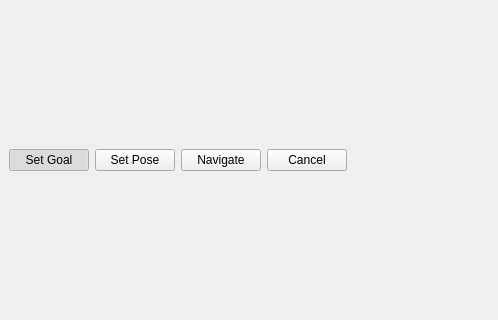
The window that Autonomous-Driving-Demo/ui/mainwindow.ui (FredBill1/CS6422-Autonomous-Driving-Demo) describes before a commit, drawn with Qt 5; both pictures show x 0 to 498 and y 140 to 460 of the 800 by 600 pixel window.
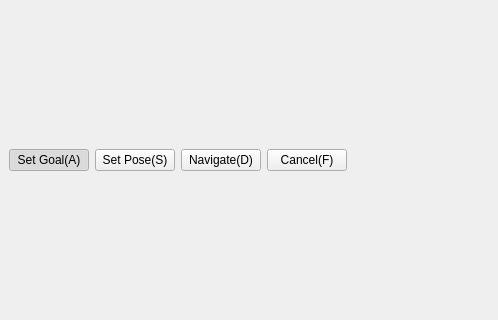
The same window after the commit.

Patch:
```diff
--- a/Autonomous-Driving-Demo/ui/mainwindow.ui
+++ b/Autonomous-Driving-Demo/ui/mainwindow.ui
@@ -36,7 +36,10 @@
       <item>
        <widget class="QPushButton" name="set_goal_button">
         <property name="text">
-         <string>Set Goal</string>
+         <string>Set Goal(A)</string>
+        </property>
+        <property name="shortcut">
+         <string>A</string>
         </property>
         <property name="checkable">
          <bool>true</bool>
@@ -52,7 +55,10 @@
       <item>
        <widget class="QPushButton" name="set_pose_button">
         <property name="text">
-         <string>Set Pose</string>
+         <string>Set Pose(S)</string>
+        </property>
+        <property name="shortcut">
+         <string>S</string>
         </property>
         <property name="checkable">
          <bool>true</bool>
@@ -65,7 +71,10 @@
       <item>
        <widget class="QPushButton" name="navigate_button">
         <property name="text">
-         <string>Navigate</string>
+         <string>Navigate(D)</string>
+        </property>
+        <property name="shortcut">
+         <string>D</string>
         </property>
         <property name="checkable">
          <bool>true</bool>
@@ -81,7 +90,10 @@
       <item>
        <widget class="QPushButton" name="cancel_button">
         <property name="text">
-         <string>Cancel</string>
+         <string>Cancel(F)</string>
+        </property>
+        <property name="shortcut">
+         <string>F</string>
         </property>
        </widget>
       </item>
```
